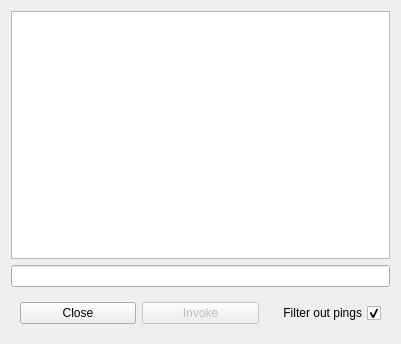
Qt form src/dialogs/console.ui (npwoods/bletchmame) before a commit.
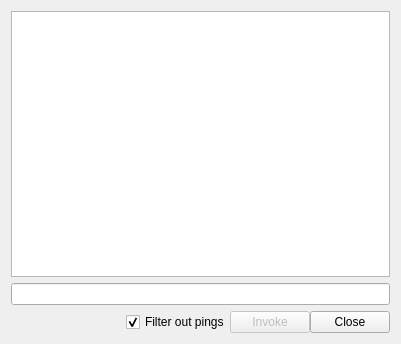
The same form after that commit.

Commit message: Cosmetic improvements to various dialogs

The edit to the form file:
```diff
--- a/src/dialogs/console.ui
+++ b/src/dialogs/console.ui
@@ -33,13 +33,41 @@
       </sizepolicy>
      </property>
      <property name="layoutDirection">
-      <enum>Qt::RightToLeft</enum>
+      <enum>Qt::LeftToRight</enum>
      </property>
      <layout class="QHBoxLayout" name="horizontalLayout">
+      <property name="spacing">
+       <number>0</number>
+      </property>
+      <property name="leftMargin">
+       <number>0</number>
+      </property>
+      <property name="topMargin">
+       <number>0</number>
+      </property>
+      <property name="rightMargin">
+       <number>0</number>
+      </property>
+      <property name="bottomMargin">
+       <number>0</number>
+      </property>
+      <item>
+       <spacer name="horizontalSpacer">
+        <property name="orientation">
+         <enum>Qt::Horizontal</enum>
+        </property>
+        <property name="sizeHint" stdset="0">
+         <size>
+          <width>40</width>
+          <height>20</height>
+         </size>
+        </property>
+       </spacer>
+      </item>
       <item>
        <widget class="QCheckBox" name="filterOutPingsCheckBox">
         <property name="sizePolicy">
-         <sizepolicy hsizetype="Minimum" vsizetype="Minimum">
+         <sizepolicy hsizetype="Fixed" vsizetype="Fixed">
           <horstretch>0</horstretch>
           <verstretch>0</verstretch>
          </sizepolicy>
@@ -58,7 +86,7 @@
          <bool>false</bool>
         </property>
         <property name="sizePolicy">
-         <sizepolicy hsizetype="Minimum" vsizetype="Minimum">
+         <sizepolicy hsizetype="Fixed" vsizetype="Fixed">
           <horstretch>0</horstretch>
           <verstretch>0</verstretch>
          </sizepolicy>
@@ -71,7 +99,7 @@
       <item>
        <widget class="QPushButton" name="closeButton">
         <property name="sizePolicy">
-         <sizepolicy hsizetype="Minimum" vsizetype="Minimum">
+         <sizepolicy hsizetype="Fixed" vsizetype="Fixed">
           <horstretch>0</horstretch>
           <verstretch>0</verstretch>
          </sizepolicy>
```
Left out of the diff: 2 changed lines with no effect on the pictures. The commit also changes 4 other files.
